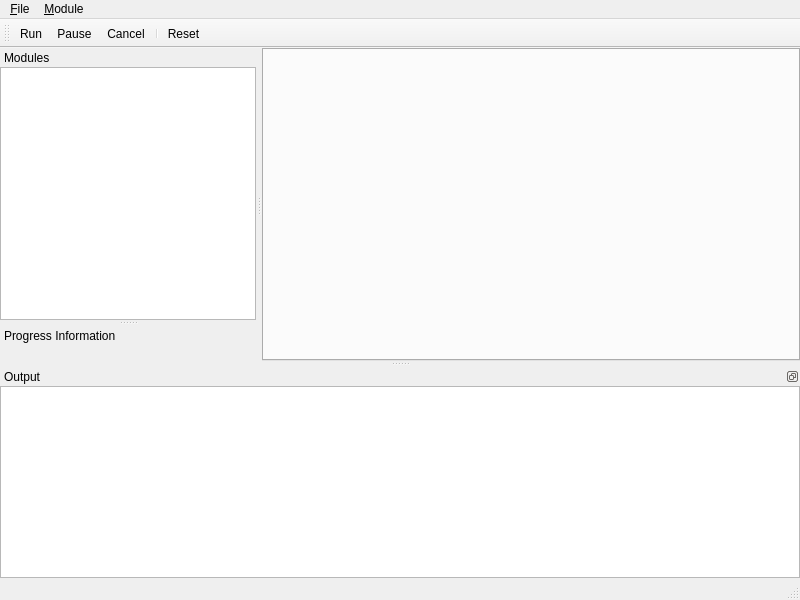
First picture: the form in Applications/ctkCommandLineModuleExplorer/ctkCmdLineModuleExplorerMainWindow.ui, repository commontk/CTK, before the edit.
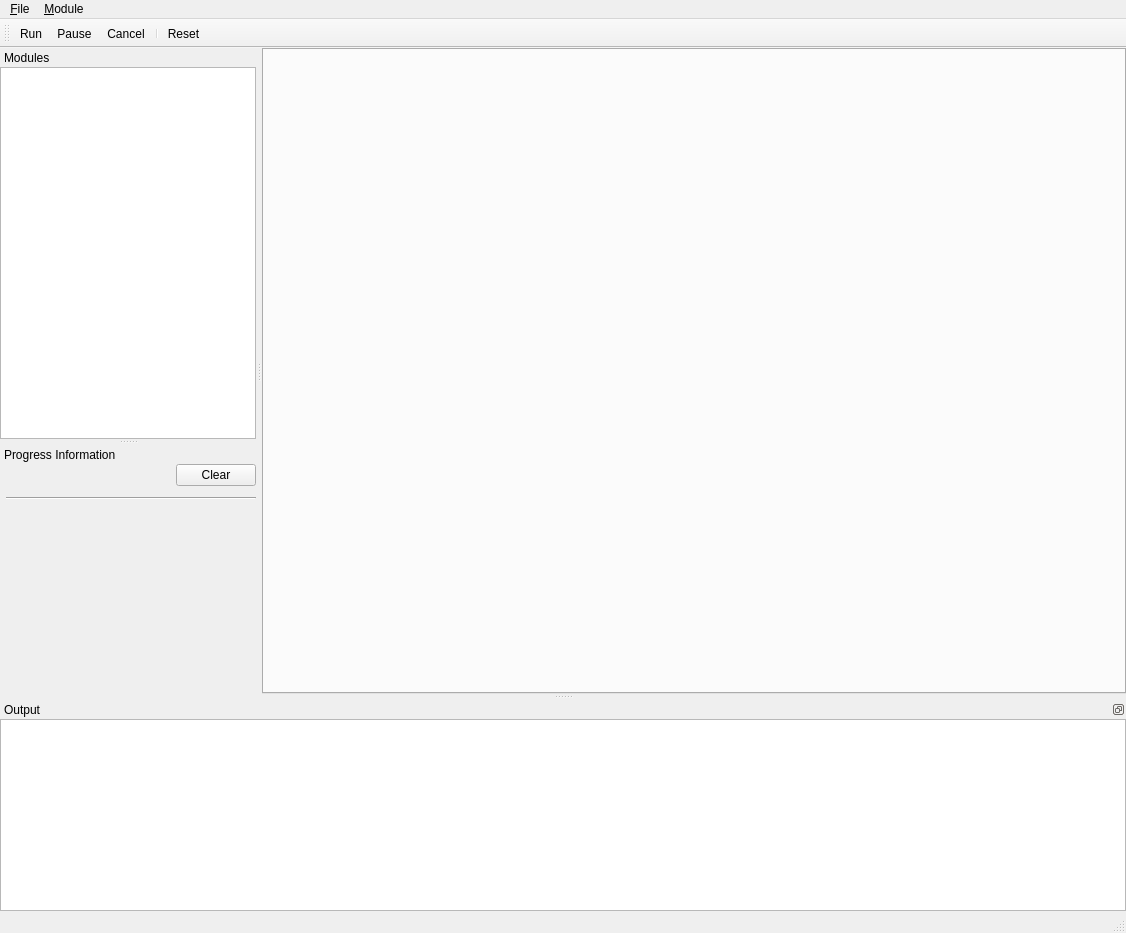
Second picture: the form after the edit. Icons and pictures are not drawn. Custom widgets are drawn as their Qt base class.

Commit message: Improved progress widget handling.

Diff of the .ui file:
```diff
--- a/Applications/ctkCommandLineModuleExplorer/ctkCmdLineModuleExplorerMainWindow.ui
+++ b/Applications/ctkCommandLineModuleExplorer/ctkCmdLineModuleExplorerMainWindow.ui
@@ -6,8 +6,8 @@
    <rect>
     <x>0</x>
     <y>0</y>
-    <width>800</width>
-    <height>600</height>
+    <width>1126</width>
+    <height>933</height>
    </rect>
   </property>
   <property name="windowTitle">
@@ -44,7 +44,7 @@
     <rect>
      <x>0</x>
      <y>0</y>
-     <width>800</width>
+     <width>1126</width>
      <height>25</height>
     </rect>
    </property>
@@ -139,20 +139,95 @@
       <widget class="QWidget" name="progressInfoWidget" native="true">
        <layout class="QVBoxLayout" name="verticalLayout_4">
         <property name="spacing">
-         <number>4</number>
+         <number>2</number>
         </property>
         <property name="leftMargin">
-         <number>0</number>
+         <number>6</number>
         </property>
         <property name="topMargin">
-         <number>4</number>
+         <number>0</number>
         </property>
         <property name="rightMargin">
          <number>0</number>
         </property>
         <property name="bottomMargin">
-         <number>4</number>
+         <number>0</number>
         </property>
+        <item>
+         <layout class="QHBoxLayout" name="horizontalLayout_2">
+          <item>
+           <spacer name="horizontalSpacer">
+            <property name="orientation">
+             <enum>Qt::Horizontal</enum>
+            </property>
+            <property name="sizeHint" stdset="0">
+             <size>
+              <width>40</width>
+              <height>20</height>
+             </size>
+            </property>
+           </spacer>
+          </item>
+          <item>
+           <widget class="QPushButton" name="ClearButton">
+            <property name="text">
+             <string>Clear</string>
+            </property>
+           </widget>
+          </item>
+         </layout>
+        </item>
+        <item>
+         <widget class="QScrollArea" name="scrollArea">
+          <property name="frameShape">
+           <enum>QFrame::NoFrame</enum>
+          </property>
+          <property name="widgetResizable">
+           <bool>true</bool>
+          </property>
+          <widget class="QWidget" name="scrollAreaContent">
+           <property name="geometry">
+            <rect>
+             <x>0</x>
+             <y>0</y>
+             <width>250</width>
+             <height>110</height>
+            </rect>
+           </property>
+           <layout class="QVBoxLayout" name="verticalLayout_5">
+            <property name="leftMargin">
+             <number>0</number>
+            </property>
+            <property name="rightMargin">
+             <number>0</number>
+            </property>
+            <item>
+             <widget class="Line" name="line">
+              <property name="orientation">
+               <enum>Qt::Horizontal</enum>
+              </property>
+             </widget>
+            </item>
+            <item>
+             <widget class="ctkCmdLineModuleExplorerProgressListWidget" name="progressListWidget" native="true"/>
+            </item>
+            <item>
+             <spacer name="verticalSpacer">
+              <property name="orientation">
+               <enum>Qt::Vertical</enum>
+              </property>
+              <property name="sizeHint" stdset="0">
+               <size>
+                <width>20</width>
+                <height>64</height>
+               </size>
+              </property>
+             </spacer>
+            </item>
+           </layout>
+          </widget>
+         </widget>
+        </item>
        </layout>
       </widget>
      </item>
@@ -276,6 +351,12 @@
    <extends>QTextEdit</extends>
    <header>ctkCmdLineModuleExplorerOutputText.h</header>
   </customwidget>
+  <customwidget>
+   <class>ctkCmdLineModuleExplorerProgressListWidget</class>
+   <extends>QWidget</extends>
+   <header>ctkCmdLineModuleExplorerProgressListWidget.h</header>
+   <container>1</container>
+  </customwidget>
  </customwidgets>
  <resources>
   <include location="resources/ctkCmdLineModuleExplorer.qrc"/>
```
Left out of the diff: 2 changed lines with no effect on the pictures. The commit also changes 7 other files.
